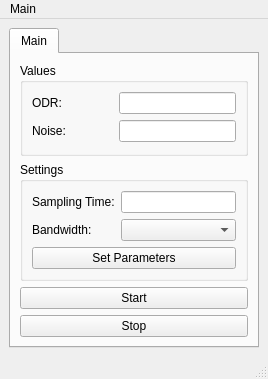
This is mainwindow.ui in OskarCodes/SystolicHost as Qt 5 draws it before an edit. The edited form follows.
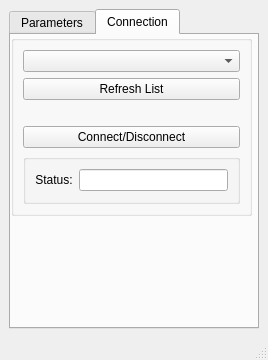
This is the edited form.

Commit message:
Serial port selection implemented (#5)
* Serial port selection implemented, with persistent class serial variable (removes the constant opening and closing of the port)

* Fixed issues presented by deepsource

The edit to the form file:
```diff
--- a/mainwindow.ui
+++ b/mainwindow.ui
@@ -36,11 +36,11 @@
        </size>
       </property>
       <property name="currentIndex">
-       <number>0</number>
+       <number>1</number>
       </property>
       <widget class="QWidget" name="Main">
        <attribute name="title">
-        <string>Main</string>
+        <string>Parameters</string>
        </attribute>
        <layout class="QVBoxLayout" name="verticalLayout_7">
         <item>
@@ -124,26 +124,85 @@
         </item>
        </layout>
       </widget>
+      <widget class="QWidget" name="Connection">
+       <attribute name="title">
+        <string>Connection</string>
+       </attribute>
+       <widget class="QGroupBox" name="ConnBox">
+        <property name="geometry">
+         <rect>
+          <x>0</x>
+          <y>0</y>
+          <width>241</width>
+          <height>181</height>
+         </rect>
+        </property>
+        <property name="title">
+         <string/>
+        </property>
+        <layout class="QVBoxLayout" name="verticalLayout">
+         <item>
+          <widget class="QComboBox" name="comSel"/>
+         </item>
+         <item>
+          <widget class="QPushButton" name="refreshButton">
+           <property name="text">
+            <string>Refresh List</string>
+           </property>
+          </widget>
+         </item>
+         <item>
+          <spacer name="horizontalSpacer">
+           <property name="orientation">
+            <enum>Qt::Horizontal</enum>
+           </property>
+           <property name="sizeHint" stdset="0">
+            <size>
+             <width>40</width>
+             <height>20</height>
+            </size>
+           </property>
+          </spacer>
+         </item>
+         <item>
+          <widget class="QPushButton" name="conButton">
+           <property name="text">
+            <string>Connect/Disconnect</string>
+           </property>
+          </widget>
+         </item>
+         <item>
+          <widget class="QGroupBox" name="groupBox">
+           <property name="title">
+            <string/>
+           </property>
+           <layout class="QGridLayout" name="gridLayout_3">
+            <item row="0" column="0">
+             <widget class="QLabel" name="label">
+              <property name="layoutDirection">
+               <enum>Qt::LeftToRight</enum>
+              </property>
+              <property name="text">
+               <string>Status:</string>
+              </property>
+              <property name="alignment">
+               <set>Qt::AlignCenter</set>
+              </property>
+             </widget>
+            </item>
+            <item row="0" column="1">
+             <widget class="QLineEdit" name="statusLine"/>
+            </item>
+           </layout>
+          </widget>
+         </item>
+        </layout>
+       </widget>
+      </widget>
      </widget>
     </item>
    </layout>
   </widget>
-  <widget class="QMenuBar" name="menubar">
-   <property name="geometry">
-    <rect>
-     <x>0</x>
-     <y>0</y>
-     <width>268</width>
-     <height>21</height>
-    </rect>
-   </property>
-   <widget class="QMenu" name="menuMain">
-    <property name="title">
-     <string>Main</string>
-    </property>
-   </widget>
-   <addaction name="menuMain"/>
-  </widget>
   <widget class="QStatusBar" name="statusbar"/>
  </widget>
  <resources/>
```
Left out of the diff: 6 changed lines with no effect on the pictures. The commit also changes 1 other file.
